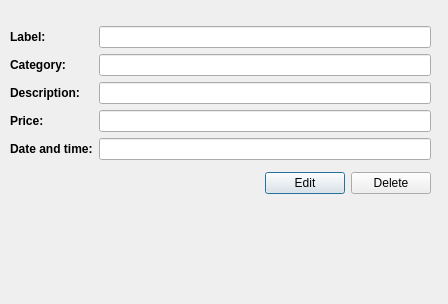
The window that ExpenseCalculatorQmake/listviewelement.ui (ivantverdy/ExpensesCalculator) describes before a commit, drawn with Qt 5.
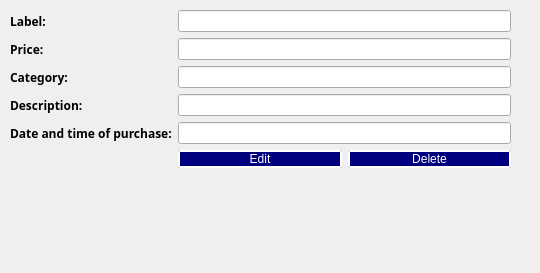
The same window after the commit.

Commit message: program is almost ready. only beautiful gui left and problem with id columns: when deleting one expense, it won't move id on - 1 point

```diff
--- a/ExpenseCalculatorQmake/listviewelement.ui
+++ b/ExpenseCalculatorQmake/listviewelement.ui
@@ -6,8 +6,8 @@
    <rect>
     <x>0</x>
     <y>0</y>
-    <width>448</width>
-    <height>304</height>
+    <width>540</width>
+    <height>273</height>
    </rect>
   </property>
   <property name="windowTitle">
@@ -17,132 +17,133 @@
    <property name="geometry">
     <rect>
      <x>10</x>
-     <y>20</y>
-     <width>421</width>
-     <height>182</height>
+     <y>10</y>
+     <width>501</width>
+     <height>221</height>
     </rect>
    </property>
    <layout class="QVBoxLayout" name="verticalLayout_3">
     <item>
-     <layout class="QHBoxLayout" name="horizontalLayout">
-      <item>
-       <layout class="QVBoxLayout" name="verticalLayout">
+     <layout class="QFormLayout" name="formLayout">
+      <item row="0" column="0">
+       <widget class="QLabel" name="label_6">
+        <property name="font">
+         <font>
+          <family>Arial Black</family>
+          <bold>true</bold>
+         </font>
+        </property>
+        <property name="text">
+         <string>Label:</string>
+        </property>
+       </widget>
+      </item>
+      <item row="0" column="1">
+       <widget class="QLineEdit" name="Label"/>
+      </item>
+      <item row="1" column="0">
+       <widget class="QLabel" name="label_8">
+        <property name="font">
+         <font>
+          <family>Arial Black</family>
+          <bold>true</bold>
+         </font>
+        </property>
+        <property name="text">
+         <string>Price:</string>
+        </property>
+       </widget>
+      </item>
+      <item row="2" column="0">
+       <widget class="QLabel" name="label_9">
+        <property name="font">
+         <font>
+          <family>Arial Black</family>
+          <bold>true</bold>
+         </font>
+        </property>
+        <property name="text">
+         <string>Category:</string>
+        </property>
+       </widget>
+      </item>
+      <item row="2" column="1">
+       <widget class="QLineEdit" name="Category"/>
+      </item>
+      <item row="3" column="0">
+       <widget class="QLabel" name="label_10">
+        <property name="font">
+         <font>
+          <family>Arial Black</family>
+          <bold>true</bold>
+         </font>
+        </property>
+        <property name="text">
+         <string>Description:</string>
+        </property>
+       </widget>
+      </item>
+      <item row="3" column="1">
+       <widget class="QLineEdit" name="Description"/>
+      </item>
+      <item row="4" column="0">
+       <widget class="QLabel" name="label_11">
+        <property name="font">
+         <font>
+          <family>Arial Black</family>
+          <bold>true</bold>
+         </font>
+        </property>
+        <property name="text">
+         <string>Date and time of purchase:</string>
+        </property>
+       </widget>
+      </item>
+      <item row="5" column="1">
+       <layout class="QHBoxLayout" name="horizontalLayout_4">
         <item>
-         <widget class="QLabel" name="label">
-          <property name="font">
-           <font>
-            <family>Arial</family>
-            <bold>true</bold>
-           </font>
+         <widget class="QPushButton" name="edit">
+          <property name="styleSheet">
+           <string notr="true">background-color:rgb(0, 0, 127);
+font: 12pt &quot;Segoe UI&quot;;
+min-width: 10px;
+border-style: outset;
+border-width: 2px;
+border-radius:10px;
+border-color: white;
+color: white;
+pedding: 6px;</string>
           </property>
           <property name="text">
-           <string>Label:</string>
+           <string>Edit</string>
           </property>
          </widget>
         </item>
         <item>
-         <widget class="QLabel" name="label_2">
-          <property name="font">
-           <font>
-            <family>Arial</family>
-            <bold>true</bold>
-           </font>
+         <widget class="QPushButton" name="deleteButton">
+          <property name="styleSheet">
+           <string notr="true">background-color:rgb(0, 0, 127);
+font: 12pt &quot;Segoe UI&quot;;
+min-width: 10px;
+border-style: outset;
+border-width: 2px;
+border-radius:10px;
+border-color: white;
+color: white;
+pedding: 6px;</string>
           </property>
           <property name="text">
-           <string>Category:</string>
+           <string>Delete</string>
           </property>
          </widget>
         </item>
-        <item>
-         <widget class="QLabel" name="label_3">
-          <property name="font">
-           <font>
-            <family>Arial</family>
-            <bold>true</bold>
-           </font>
-          </property>
-          <property name="text">
-           <string>Description:</string>
-          </property>
-         </widget>
-        </item>
-        <item>
-         <widget class="QLabel" name="label_4">
-          <property name="font">
-           <font>
-            <family>Arial</family>
-            <bold>true</bold>
-           </font>
-          </property>
-          <property name="text">
-           <string>Price:</string>
-          </property>
-         </widget>
-        </item>
-        <item>
-         <widget class="QLabel" name="label_5">
-          <property name="font">
-           <font>
-            <family>Arial</family>
-            <bold>true</bold>
-           </font>
-          </property>
-          <property name="text">
-           <string>Date and time:</string>
-          </property>
-         </widget>
-        </item>
        </layout>
       </item>
-      <item>
-       <layout class="QVBoxLayout" name="verticalLayout_2">
-        <item>
-         <widget class="QLineEdit" name="Label"/>
-        </item>
-        <item>
-         <widget class="QLineEdit" name="Category"/>
-        </item>
-        <item>
-         <widget class="QLineEdit" name="Description"/>
-        </item>
-        <item>
-         <widget class="QLineEdit" name="Price"/>
-        </item>
-        <item>
-         <widget class="QLineEdit" name="DateTime"/>
-        </item>
-       </layout>
+      <item row="1" column="1">
+       <widget class="QLineEdit" name="Price"/>
       </item>
-     </layout>
-    </item>
-    <item>
-     <layout class="QHBoxLayout" name="horizontalLayout_2">
-      <item>
-       <spacer name="horizontalSpacer">
-        <property name="orientation">
-         <enum>Qt::Horizontal</enum>
-        </property>
-        <property name="sizeHint" stdset="0">
-         <size>
-          <width>40</width>
-          <height>20</height>
-         </size>
-        </property>
-       </spacer>
-      </item>
-      <item>
-       <widget class="QPushButton" name="edit">
-        <property name="text">
-         <string>Edit</string>
-        </property>
-       </widget>
-      </item>
-      <item>
-       <widget class="QPushButton" name="delete_2">
-        <property name="text">
-         <string>Delete</string>
-        </property>
-       </widget>
+      <item row="4" column="1">
+       <widget class="QLineEdit" name="DateTime"/>
       </item>
      </layout>
     </item>
```
Left out of the diff: 4 changed lines with no effect on the pictures. The commit also changes 13 other files.
